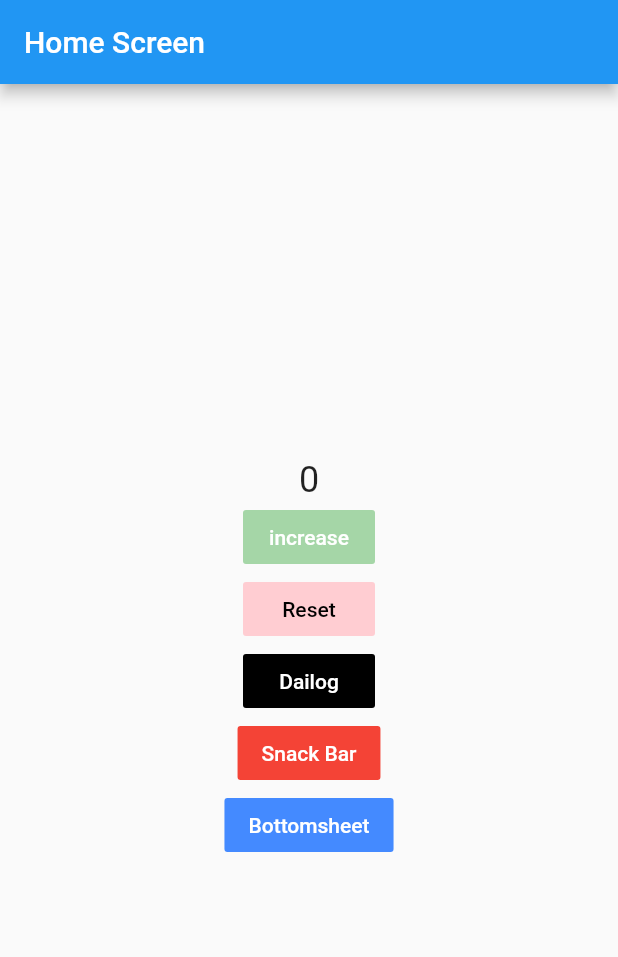
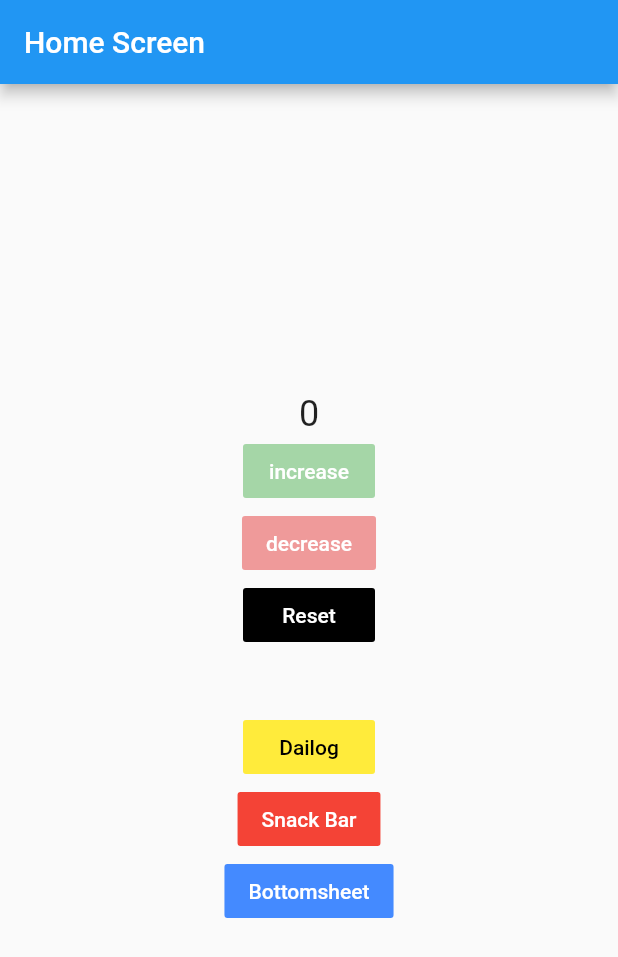
Before and after one commit to paedayz/Flutter_GETX_Basic, a Flutter app: the screen it shows after launch, on a phone screen of 412 x 824 dp. Shown: the top 957 px of the screen. Run offline on Flutter 3.47's test engine with Material 2 defaults, Android fonts, the phone set to English and light mode, and no system bars; our stand-ins replace get.

Commit message:
decrease function in home controller

```diff
--- a/lib/pages/home/controller/home_controller.dart
+++ b/lib/pages/home/controller/home_controller.dart
@@ -7,6 +7,10 @@ class HomeController extends GetxController {
     count++;
   }
 
+  decrement() {
+    count--;
+  }
+
   reset() {
     count.value = 0;
   }
--- a/lib/pages/home/view/home.dart
+++ b/lib/pages/home/view/home.dart
@@ -32,11 +32,22 @@ class HomeScreen extends StatelessWidget {
             ),
             FlatButton(
               onPressed: () {
+                homeController.decrement();
+              },
+              child: Text('decrease'),
+              color: Colors.red[200],
+              textColor: Colors.white,
+            ),
+            FlatButton(
+              onPressed: () {
                 homeController.reset();
               },
               child: Text('Reset'),
-              color: Colors.red[100],
-              textColor: Colors.black,
+              color: Colors.black,
+              textColor: Colors.white,
+            ),
+            SizedBox(
+              height: 40,
             ),
             FlatButton(
               onPressed: () {
@@ -45,8 +56,8 @@ class HomeScreen extends StatelessWidget {
                     title: "Getx Dialog", middleText: "Hello world");
               },
               child: Text('Dailog'),
-              color: Colors.black,
-              textColor: Colors.white,
+              color: Colors.yellow,
+              textColor: Colors.black,
             ),
             FlatButton(
               onPressed: () {
```
